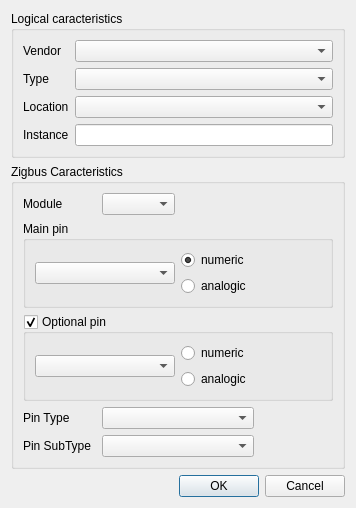
The window that online/admin/DeviceCreationDialog.ui (jhx76/zigbus-system) describes before a commit, drawn with Qt 5.
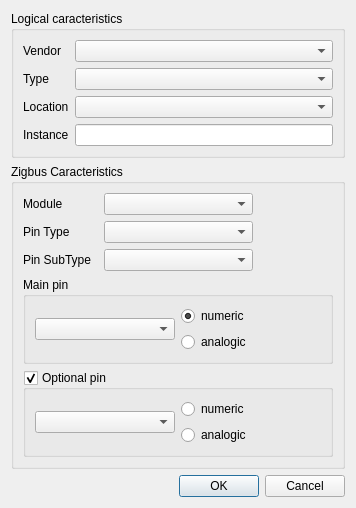
The same window after the commit.

What changed in the file:
```diff
--- a/online/admin/DeviceCreationDialog.ui
+++ b/online/admin/DeviceCreationDialog.ui
@@ -86,20 +86,10 @@
         </property>
        </widget>
       </item>
-      <item row="0" column="1">
+      <item row="0" column="1" colspan="2">
        <widget class="QComboBox" name="moduleComboBox"/>
       </item>
-      <item row="5" column="0">
-       <widget class="QLabel" name="label_6">
-        <property name="text">
-         <string>Pin Type</string>
-        </property>
-       </widget>
-      </item>
-      <item row="5" column="1" colspan="2">
-       <widget class="QComboBox" name="pinTypeComboBox"/>
-      </item>
-      <item row="1" column="0" rowspan="2" colspan="4">
+      <item row="3" column="0" rowspan="2" colspan="4">
        <widget class="QGroupBox" name="groupBox_4">
         <property name="title">
          <string>Main pin</string>
@@ -128,7 +118,7 @@
         </layout>
        </widget>
       </item>
-      <item row="3" column="0" colspan="4">
+      <item row="5" column="0" colspan="4">
        <widget class="QGroupBox" name="optionPinGroupBox">
         <property name="title">
          <string>Optional pin</string>
@@ -170,16 +160,26 @@
         </layout>
        </widget>
       </item>
-      <item row="6" column="0">
+      <item row="1" column="0">
+       <widget class="QLabel" name="label_6">
+        <property name="text">
+         <string>Pin Type</string>
+        </property>
+       </widget>
+      </item>
+      <item row="1" column="1" colspan="2">
+       <widget class="QComboBox" name="pinTypeComboBox"/>
+      </item>
+      <item row="2" column="1" colspan="2">
+       <widget class="QComboBox" name="pinSubTypeComboBox"/>
+      </item>
+      <item row="2" column="0">
        <widget class="QLabel" name="label_5">
         <property name="text">
          <string>Pin SubType</string>
         </property>
        </widget>
       </item>
-      <item row="6" column="1" colspan="2">
-       <widget class="QComboBox" name="pinSubTypeComboBox"/>
-      </item>
      </layout>
     </widget>
    </item>
```
